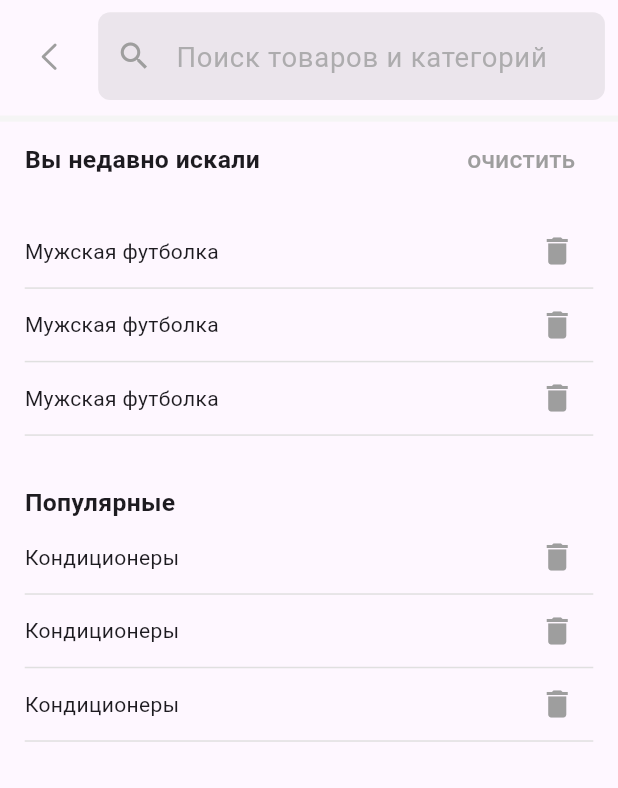
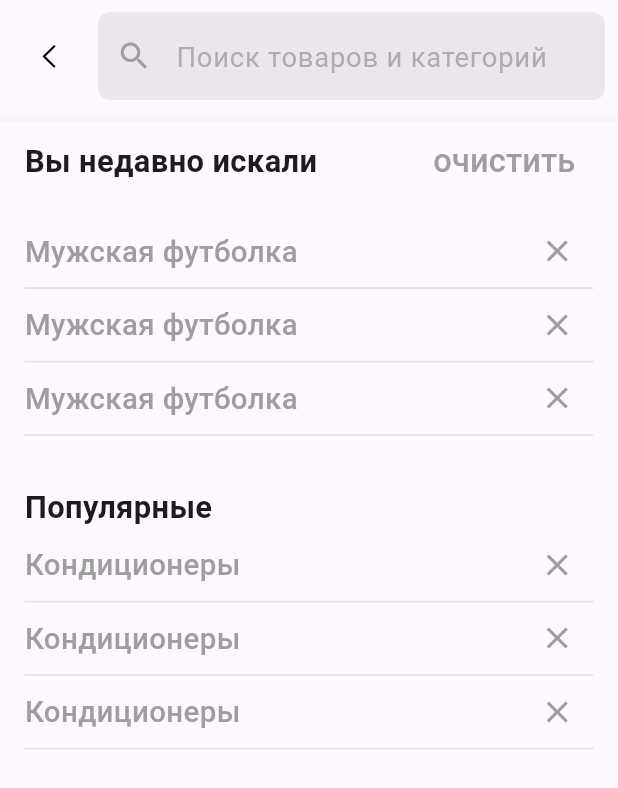
Before and after one commit to NurulloFayz/ecommerceulab, a Flutter app: the CatalogPage screen opened directly, on a phone screen of 412 x 824 dp. Shown: the top 788 px of the screen. Run offline on Flutter 3.47's test engine with Material 3 defaults, Android fonts, the phone set to English and light mode, and no system bars; our stand-ins replace fan_carousel_image_slider, flutter_secure_storage, google_fonts, introduction_screen, pinput, shared_preferences; accounts and stored records are empty; network calls fail.

Commit message:
changed icons

```diff
--- a/lib/main.dart
+++ b/lib/main.dart
@@ -31,7 +31,7 @@ class MyApp extends StatelessWidget {
           colorScheme: ColorScheme.fromSeed(seedColor: Colors.deepPurple),
           useMaterial3: true,
         ),
-        home: const SplashPage(),
+        home: const MyPages(),
         routes: {
           EmailPage.id:(context) => const EmailPage(),
           EnterEmailCodePage.id:(context) => const EnterEmailCodePage(''),
--- a/lib/pages/auth_pages/email_page.dart
+++ b/lib/pages/auth_pages/email_page.dart
@@ -24,7 +24,6 @@ class _EmailPageState extends State<EmailPage> {
     double screenWidth = MediaQuery.of(context).size.width;
     double screenHeight = MediaQuery.of(context).size.height;
     ViewEmailPage view = ViewEmailPage();
-
     return Scaffold(
         appBar: AppBar(),
         body: ChangeNotifierProvider(
--- a/lib/pages/catalog_page.dart
+++ b/lib/pages/catalog_page.dart
@@ -36,7 +36,8 @@ class _CatalogPageState extends State<CatalogPage> {
                     IconButton(
                       icon: Icon(
                         CupertinoIcons.left_chevron,
-                        color: grey,
+                        color: black,
+                        size: height / 40,
                       ),
                       onPressed: () {},
                     ),
@@ -82,7 +83,7 @@ class _CatalogPageState extends State<CatalogPage> {
                       Text(
                         Strings.catalogText1,
                         style: TextStyle(
-                          fontSize: height * .02,
+                          fontSize: height / 40,
                           fontWeight: FontWeight.bold,
                         ),
                       ),
@@ -90,7 +91,7 @@ class _CatalogPageState extends State<CatalogPage> {
                         onPressed: () {},
                         child: Text(
                           Strings.catalogText2,
-                          style: TextStyle(color: grey, fontSize: height * .02),
+                          style: TextStyle(color: grey, fontSize: height / 38,),
                         ),
                       ),
                     ],
@@ -114,11 +115,11 @@ class _CatalogPageState extends State<CatalogPage> {
                         child: Row(
                           mainAxisAlignment: MainAxisAlignment.spaceBetween,
                           children: [
-                            Text('Мужская футболка'),
+                            Text('Мужская футболка',style: TextStyle(fontSize: height / 42,color: Colors.grey,fontWeight: FontWeight.w500),),
                             IconButton(
                                 onPressed: () {},
                                 icon: Icon(
-                                  Icons.delete,
+                                  Icons.close,
                                   color: grey,
                                 ))
                           ],
@@ -138,7 +139,7 @@ class _CatalogPageState extends State<CatalogPage> {
                       Text(
                         Strings.catalogText3,
                         style: TextStyle(
-                          fontSize: height * .02,
+                          fontSize: height / 40,
                           fontWeight: FontWeight.bold,
                         ),
                       ),
@@ -160,11 +161,11 @@ class _CatalogPageState extends State<CatalogPage> {
                         child: Row(
                           mainAxisAlignment: MainAxisAlignment.spaceBetween,
                           children: [
-                            Text('Кондиционеры'),
+                            Text('Кондиционеры',style: TextStyle(fontSize: height / 42,color: Colors.grey,fontWeight: FontWeight.w500),),
                             IconButton(
                                 onPressed: () {},
                                 icon: Icon(
-                                  Icons.delete,
+                                  Icons.close,
                                   color: grey,
                                 ))
                           ],
--- a/lib/utils/strings.dart
+++ b/lib/utils/strings.dart
@@ -56,7 +56,7 @@ class Strings {
   static String profilePageText8 = 'Уведомления';
   static String profilePageText9 = 'Мой профиль';
   static String profilePageText10 = 'Настройки';
-  static String profilePageText11 = 'Мои промокоды';
+  static String profilePageText11 = 'Язык';
   static String profilePageText12 = 'Город';
   static String profilePageText13 = 'Пункт выдачи на карте';
   static String profilePageText14 = 'Справка';
```
